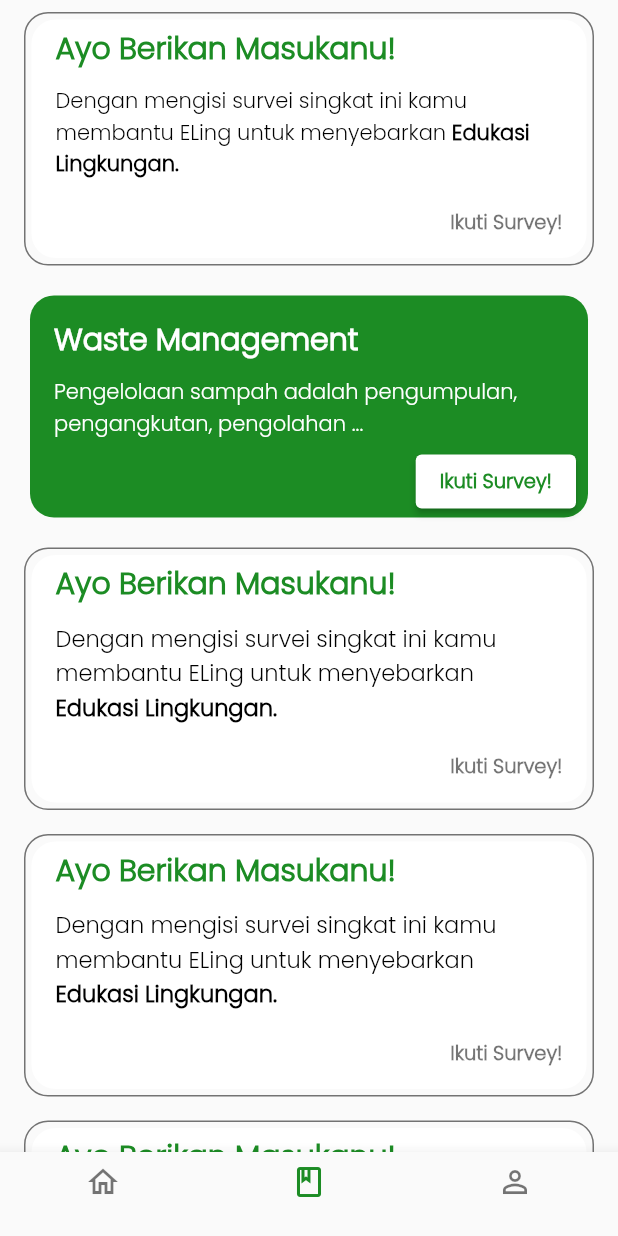
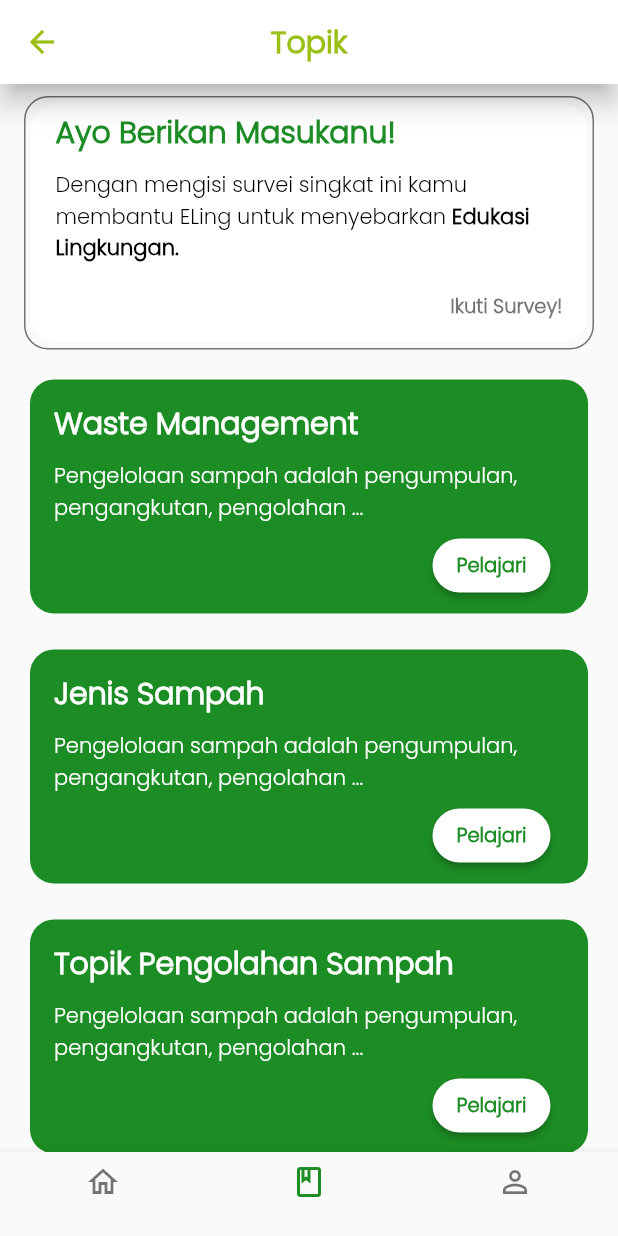
Before and after one commit to rosemei1/E-Ling-Mobile-App, a Flutter app: the screen it shows after launch, item 2 of the bottom bar chosen, on a phone screen of 412 x 824 dp. Run offline on Flutter 3.47's test engine with Material 2 defaults, Android fonts, the phone set to English and light mode, and no system bars.

Commit message:
doneeeee alhamdulillah, tinggal vid ama article :DDDDDD

```diff
--- a/lib/bottombar.dart
+++ b/lib/bottombar.dart
@@ -1,6 +1,7 @@
 
 import 'package:flutter/material.dart';
 import 'package:proto/article.dart';
+import 'package:proto/profil.dart';
 import 'package:proto/topek.dart';
 
 class MyStatefulWidget extends StatefulWidget {
@@ -17,10 +18,7 @@ class _MyStatefulWidgetState extends State<MyStatefulWidget> {
   static const List<Widget> _widgetOptions = <Widget>[
     Artikel(),
     topikList(),
-    Text(
-      'Index 2: School',
-      style: optionStyle,
-    ),
+    ProfilPage(),
   ];
 
   void _onItemTapped(int index) {
--- a/lib/topek.dart
+++ b/lib/topek.dart
@@ -5,7 +5,20 @@ class topikList extends StatelessWidget {
 
   @override
   Widget build(BuildContext context) {
-    return SingleChildScrollView(
+    return Scaffold(
+      appBar: AppBar(
+        elevation: 07,
+        title: const Text("Topik", style: TextStyle(fontWeight: FontWeight.bold,color:Color.fromARGB(255, 154, 191, 21), fontFamily: "Poppins",),),
+        centerTitle: true,
+        backgroundColor: Colors.white,
+        leading: IconButton(
+          color: Color.fromARGB(255, 154, 191, 21),
+          icon: Icon(Icons.arrow_back),
+          onPressed: (){
+          },
+        ),
+      ),
+      body: SingleChildScrollView(
         child: SafeArea(
           child: Column(
             children: [
@@ -101,29 +114,31 @@ class topikList extends StatelessWidget {
                           const SizedBox(width: 8),
                           ElevatedButton(
                             style: ElevatedButton.styleFrom(
+                                shape: RoundedRectangleBorder(
+                                    borderRadius: BorderRadius.circular(20)
+                                ),
                                 primary: Colors.white,
                                 onPrimary: Color.fromARGB(255, 28, 140, 36)
                             ),
                             onPressed: (){},
                             child: const Padding(
                                 padding: EdgeInsets.symmetric(vertical: 8.0),
-                              child: Text('Ikuti Survey!', style: TextStyle(fontFamily: "Poppins", fontSize: 13, fontWeight: FontWeight.bold),)
+                                child: Text('Pelajari', style: TextStyle(fontFamily: "Poppins", fontSize: 13, fontWeight: FontWeight.bold),)
                             ),
                           ),
-                        const SizedBox(width: 8),
+                          const SizedBox(width: 25),
                         ],
                       ),
+                      const SizedBox(height: 8)
                     ],
                   ),
                 ),
               ),
               Container(
                 margin: EdgeInsets.symmetric(horizontal: 16.0, vertical: 8.0),
-              decoration: BoxDecoration(
-                borderRadius: BorderRadius.circular(16.0),
-                border: Border.all(color: Colors.black54, width: 1.0),
-              ),
+
                 child: Card(
+                  color:Color.fromARGB(255, 28, 140, 36),
                   elevation: 0,
                   shape: RoundedRectangleBorder(
                     borderRadius: BorderRadius.circular(16.0),
@@ -131,23 +146,20 @@ class topikList extends StatelessWidget {
                   child: Column(
                     mainAxisSize: MainAxisSize.min,
                     children: <Widget>[
+                      SizedBox(height: 10),
                       ListTile(
-                      title: Text('Ayo Berikan Masukanu!', style: TextStyle(color: Color.fromARGB(255, 28, 140, 36), fontSize: 20, fontWeight: FontWeight.bold, fontFamily: "Poppins",)),
+                        title: Text('Jenis Sampah', style: TextStyle(color: Colors.white, fontSize: 20, fontWeight: FontWeight.bold, fontFamily: "Poppins",)),
                         subtitle: Column(
                           crossAxisAlignment: CrossAxisAlignment.start,
                           children: [
                             SizedBox(height: 10),
                             RichText(
-                            text: const TextSpan(
+                              text:const TextSpan(
                                 style: TextStyle(fontSize: 15.0, color: Colors.black),
                                 children: <TextSpan>[
                                   TextSpan(
-                                  text: 'Dengan mengisi survei singkat ini kamu membantu ELing untuk menyebarkan ',
-                                  style: TextStyle(fontSize: 15, fontFamily: "Poppins",),
-                                ),
-                                TextSpan(
-                                  text: 'Edukasi Lingkungan.',
-                                  style: TextStyle(fontSize: 15, fontWeight: FontWeight.bold, fontFamily: "Poppins",),
+                                    text: 'Pengelolaan sampah adalah pengumpulan, pengangkutan, pengolahan ...',
+                                    style: TextStyle(fontSize: 14, fontFamily: "Poppins", color: Colors.white),
                                   ),
                                 ],
                               ),
@@ -159,25 +171,33 @@ class topikList extends StatelessWidget {
                         mainAxisAlignment: MainAxisAlignment.end,
                         children: <Widget>[
                           const SizedBox(width: 8),
-                        TextButton(
-                          child: const Text('Ikuti Survey!', style: TextStyle(fontFamily: "Poppins", fontSize: 13, color: Colors.black54, fontWeight: FontWeight.bold),),
-                          onPressed: () {/* ... */},
+                          ElevatedButton(
+                            style: ElevatedButton.styleFrom(
+                                shape: RoundedRectangleBorder(
+                                    borderRadius: BorderRadius.circular(20)
                                 ),
-                        const SizedBox(width: 8),
+                                primary: Colors.white,
+                                onPrimary: Color.fromARGB(255, 28, 140, 36)
+                            ),
+                            onPressed: (){},
+                            child: const Padding(
+                                padding: EdgeInsets.symmetric(vertical: 8.0),
+                                child: Text('Pelajari', style: TextStyle(fontFamily: "Poppins", fontSize: 13, fontWeight: FontWeight.bold),)
+                            ),
+                          ),
+                          const SizedBox(width: 25),
                         ],
                       ),
+                      const SizedBox(height: 8)
                     ],
                   ),
                 ),
               ),
               Container(
-              margin: EdgeInsets.symmetric(horizontal: 16.0, vertical: 8.0)
-              ,
-              decoration: BoxDecoration(
-                borderRadius: BorderRadius.circular(16.0),
-                border: Border.all(color: Colors.black54, width: 1.0),
-              ),
+                margin: EdgeInsets.symmetric(horizontal: 16.0, vertical: 8.0),
+
                 child: Card(
+                  color:Color.fromARGB(255, 28, 140, 36),
                   elevation: 0,
                   shape: RoundedRectangleBorder(
                     borderRadius: BorderRadius.circular(16.0),
@@ -185,23 +205,20 @@ class topikList extends StatelessWidget {
                   child: Column(
                     mainAxisSize: MainAxisSize.min,
                     children: <Widget>[
+                      SizedBox(height: 10),
                       ListTile(
-                      title: Text('Ayo Berikan Masukanu!', style: TextStyle(color: Color.fromARGB(255, 28, 140, 36), fontSize: 20, fontWeight: FontWeight.bold, fontFamily: "Poppins",)),
+                        title: Text('Topik Pengolahan Sampah', style: TextStyle(color: Colors.white, fontSize: 20, fontWeight: FontWeight.bold, fontFamily: "Poppins",)),
                         subtitle: Column(
                           crossAxisAlignment: CrossAxisAlignment.start,
                           children: [
                             SizedBox(height: 10),
                             RichText(
-                            text: TextSpan(
+                              text:const TextSpan(
                                 style: TextStyle(fontSize: 15.0, color: Colors.black),
                                 children: <TextSpan>[
                                   TextSpan(
-                                  text: 'Dengan mengisi survei singkat ini kamu membantu ELing untuk menyebarkan ',
-                                  style: TextStyle(fontSize: 15, fontFamily: "Poppins",),
-                                ),
-                                TextSpan(
-                                  text: 'Edukasi Lingkungan.',
-                                  style: TextStyle(fontSize: 15, fontWeight: FontWeight.bold, fontFamily: "Poppins",),
+                                    text: 'Pengelolaan sampah adalah pengumpulan, pengangkutan, pengolahan ...',
+                                    style: TextStyle(fontSize: 14, fontFamily: "Poppins", color: Colors.white),
                                   ),
                                 ],
                               ),
@@ -213,24 +230,33 @@ class topikList extends StatelessWidget {
                         mainAxisAlignment: MainAxisAlignment.end,
                         children: <Widget>[
                           const SizedBox(width: 8),
-                        TextButton(
-                          child: const Text('Ikuti Survey!', style: TextStyle(fontFamily: "Poppins", fontSize: 13, color: Colors.black54, fontWeight: FontWeight.bold),),
-                          onPressed: () {/* ... */},
+                          ElevatedButton(
+                            style: ElevatedButton.styleFrom(
+                                shape: RoundedRectangleBorder(
+                                    borderRadius: BorderRadius.circular(20)
                                 ),
-                        const SizedBox(width: 8),
+                                primary: Colors.white,
+                                onPrimary: Color.fromARGB(255, 28, 140, 36)
+                            ),
+                            onPressed: (){},
+                            child: const Padding(
+                                padding: EdgeInsets.symmetric(vertical: 8.0),
+                                child: Text('Pelajari', style: TextStyle(fontFamily: "Poppins", fontSize: 13, fontWeight: FontWeight.bold),)
+                            ),
+                          ),
+                          const SizedBox(width: 25),
                         ],
                       ),
+                      const SizedBox(height: 8)
                     ],
                   ),
                 ),
               ),
               Container(
                 margin: EdgeInsets.symmetric(horizontal: 16.0, vertical: 8.0),
-              decoration: BoxDecoration(
-                borderRadius: BorderRadius.circular(16.0),
-                border: Border.all(color: Colors.black54, width: 1.0),
-              ),
+
                 child: Card(
+                  color:Color.fromARGB(255, 28, 140, 36),
                   elevation: 0,
                   shape: RoundedRectangleBorder(
                     borderRadius: BorderRadius.circular(16.0),
@@ -238,23 +264,20 @@ class topikList extends StatelessWidget {
                   child: Column(
                     mainAxisSize: MainAxisSize.min,
                     children: <Widget>[
+                      SizedBox(height: 10),
                       ListTile(
-                      title: Text('Ayo Berikan Masukanu!', style: TextStyle(color: Color.fromARGB(255, 28, 140, 36), fontSize: 20, fontWeight: FontWeight.bold, fontFamily: "Poppins",)),
+                        title: Text('Prinsip Pengolahan Sampah', style: TextStyle(color: Colors.white, fontSize: 20, fontWeight: FontWeight.bold, fontFamily: "Poppins",)),
                         subtitle: Column(
                           crossAxisAlignment: CrossAxisAlignment.start,
                           children: [
                             SizedBox(height: 10),
                             RichText(
-                            text: TextSpan(
+                              text:const TextSpan(
                                 style: TextStyle(fontSize: 15.0, color: Colors.black),
                                 children: <TextSpan>[
                                   TextSpan(
-                                  text: 'Dengan mengisi survei singkat ini kamu membantu ELing untuk menyebarkan ',
-                                  style: TextStyle(fontSize: 15, fontFamily: "Poppins",),
-                                ),
-                                TextSpan(
-                                  text: 'Edukasi Lingkungan.',
-                                  style: TextStyle(fontSize: 15, fontWeight: FontWeight.bold, fontFamily: "Poppins",),
+                                    text: 'Pengelolaan sampah adalah pengumpulan, pengangkutan, pengolahan ...',
+                                    style: TextStyle(fontSize: 14, fontFamily: "Poppins", color: Colors.white),
                                   ),
                                 ],
                               ),
@@ -266,13 +289,24 @@ class topikList extends StatelessWidget {
                         mainAxisAlignment: MainAxisAlignment.end,
                         children: <Widget>[
                           const SizedBox(width: 8),
-                        TextButton(
-                          child: const Text('Ikuti Survey!', style: TextStyle(fontFamily: "Poppins", fontSize: 13, color: Colors.black54, fontWeight: FontWeight.bold),),
-                          onPressed: () {/* ... */},
+                          ElevatedButton(
+                            style: ElevatedButton.styleFrom(
+                                shape: RoundedRectangleBorder(
+                                    borderRadius: BorderRadius.circular(20)
                                 ),
-                        const SizedBox(width: 8),
+                                primary: Colors.white,
+                                onPrimary: Color.fromARGB(255, 28, 140, 36)
+                            ),
+                            onPressed: (){},
+                            child: const Padding(
+                                padding: EdgeInsets.symmetric(vertical: 8.0),
+                                child: Text('Pelajari', style: TextStyle(fontFamily: "Poppins", fontSize: 13, fontWeight: FontWeight.bold),)
+                            ),
+                          ),
+                          const SizedBox(width: 25),
                         ],
                       ),
+                      const SizedBox(height: 8)
                     ],
                   ),
                 ),
@@ -280,6 +314,7 @@ class topikList extends StatelessWidget {
             ],
           ),
         ),
+      ),
     );
   }
 }
```
Also changed, not shown: lib/profil.dart (added, +89 -0 lines), lib/profil_widget.dart (added, +43 -0 lines). Lines whose indentation alone changed are shown as unchanged.
